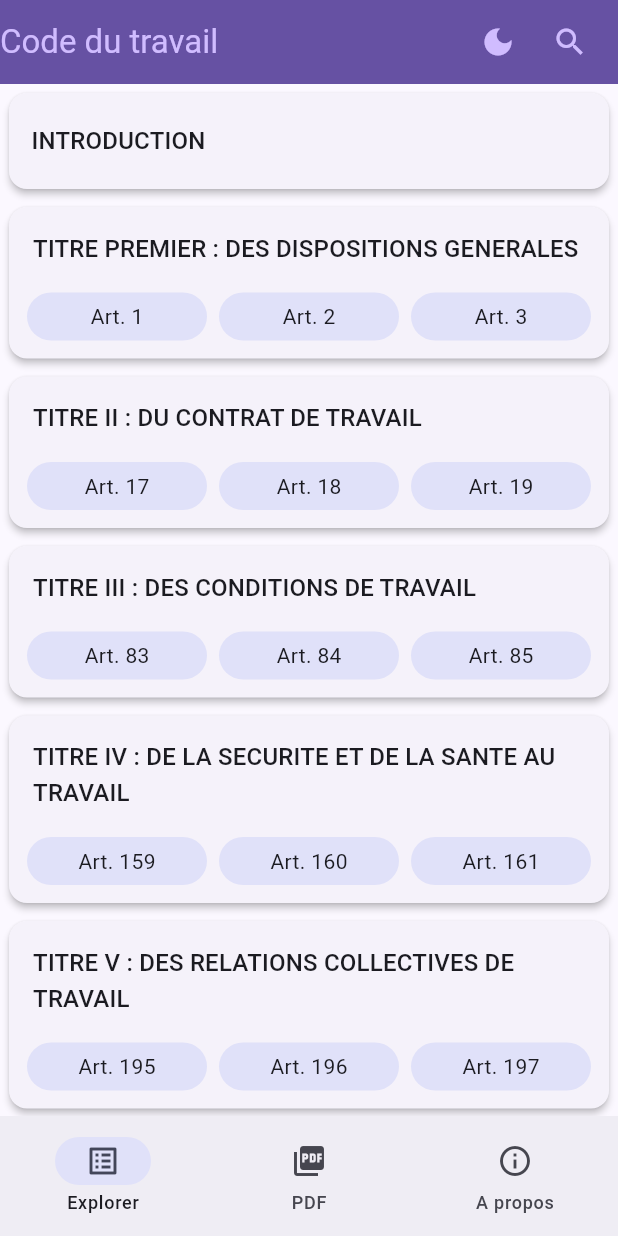
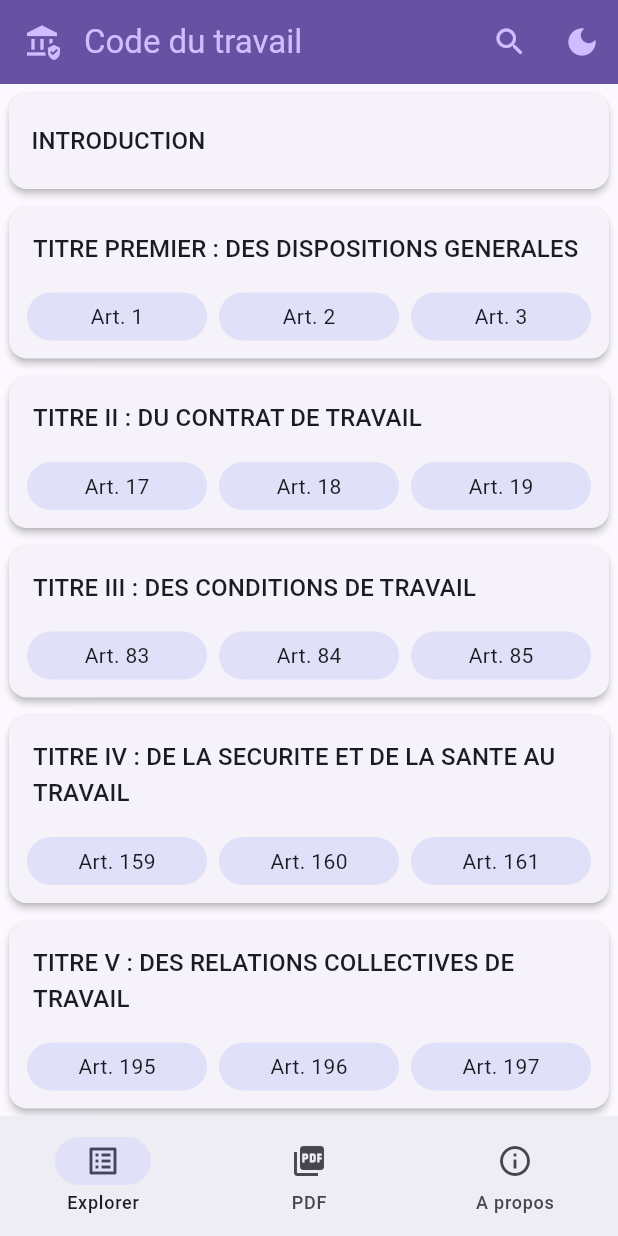
Before and after one commit to mauyz/madagascar_workcode, a Flutter app: the screen it shows after launch, on a phone screen of 412 x 824 dp. Run offline on Flutter 3.47's test engine with Material 3 defaults, Android fonts, the phone set to English and light mode, and no system bars; our stand-ins replace flutter_bloc, flutter_linkify, get_it, go_router, share_plus, shared_preferences; missing offline and left inert: flutter_email_sender, syncfusion_flutter_pdfviewer.

Commit message:
update home appbar

```diff
--- a/lib/presentation/home/home_page.dart
+++ b/lib/presentation/home/home_page.dart
@@ -17,29 +17,34 @@ class HomePage extends StatelessWidget {
         builder: (context, page) {
           return Scaffold(
             appBar: AppBar(
+              leading: Padding(
+                padding: const EdgeInsets.all(8.0),
+                child: Icon(
+                  Icons.assured_workload,
+                ),
+              ),
               elevation: 2,
-              title: Text("Code du travail"),
+              title: Text(
+                "Code du travail",
+              ),
               actions: [
+                if (page != 2)
+                  IconButton(
+                    onPressed: () {},
+                    icon: Icon(
+                      Icons.search_rounded,
+                    ),
+                  ),
                 IconButton(
                   onPressed: () {
                     BlocProvider.of<DarkModeCubit>(context).update();
                   },
                   icon: Icon(
                     Theme.of(context).brightness == Brightness.dark
-                        ? Icons.light_mode
+                        ? Icons.light
                         : Icons.dark_mode,
                   ),
                 ),
-                if (page != 2)
-                  Padding(
-                    padding: const EdgeInsets.only(right: 8.0),
-                    child: IconButton(
-                      onPressed: () {},
-                      icon: Icon(
-                        Icons.search,
-                      ),
-                    ),
-                  ),
               ],
             ),
             body: IndexedStack(
```
